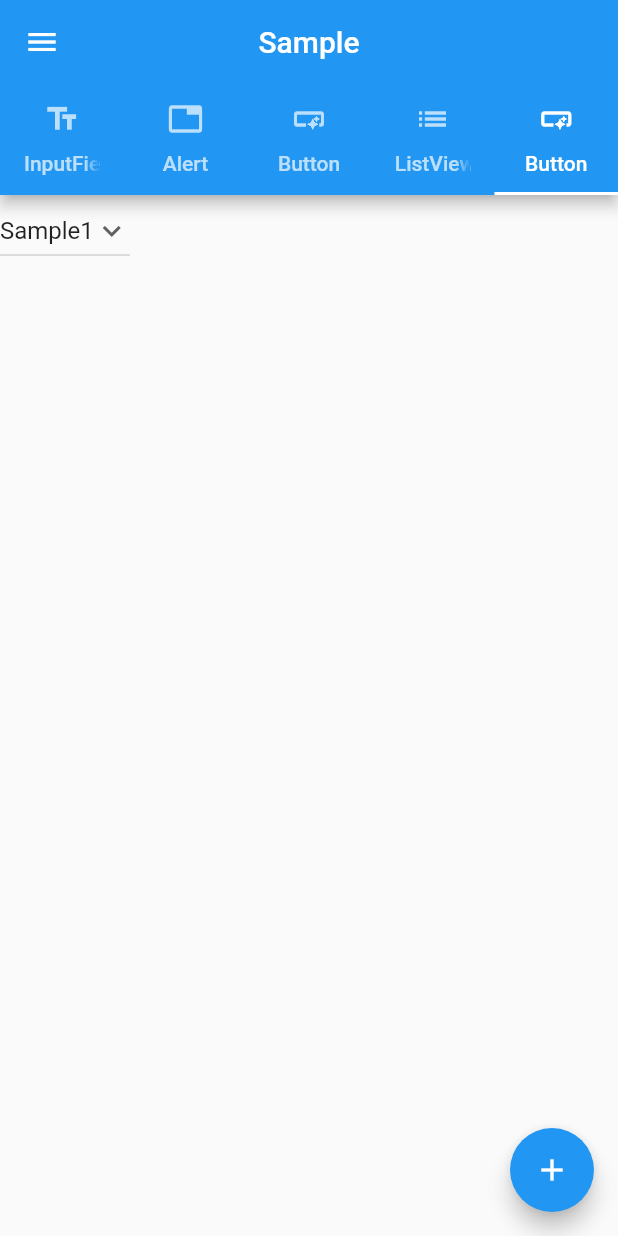
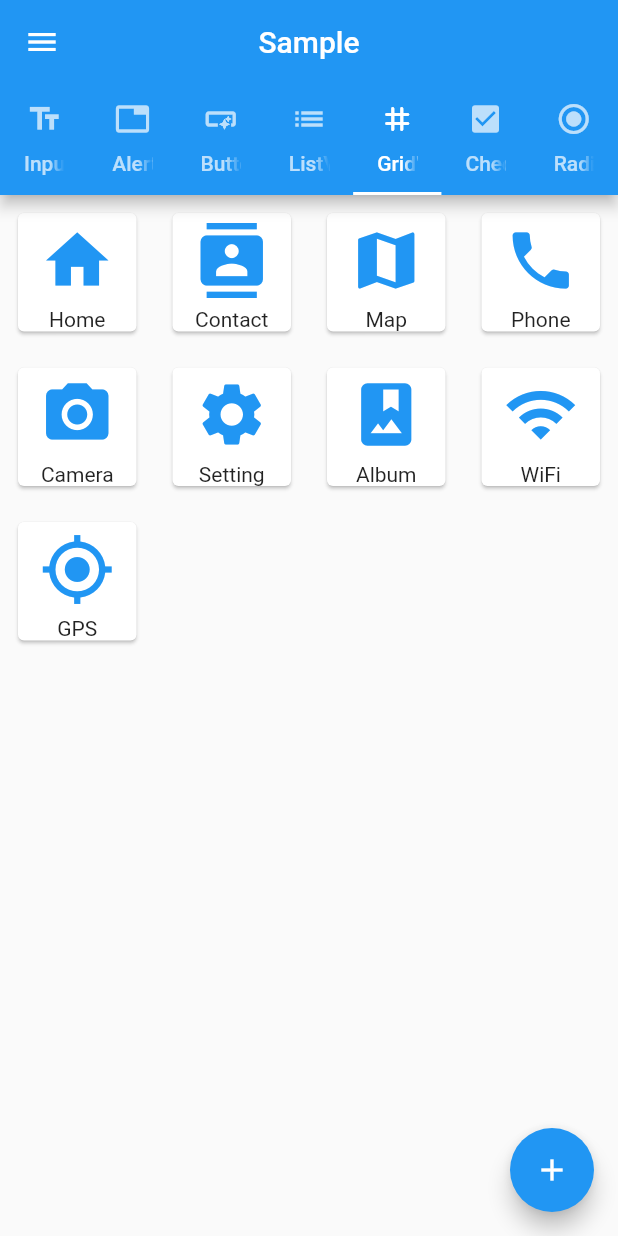
Before and after one commit to SVK5227D/Flutter_Try, a Flutter app: the screen it shows after launch, tab 5 chosen, on a phone screen of 412 x 824 dp. Run offline on Flutter 3.47's test engine with Material 2 defaults, Android fonts, the phone set to English and light mode, and no system bars; our stand-ins replace fluttertoast.

Commit message:
Add Some Changes

```diff
--- a/sample/lib/button.dart
+++ b/sample/lib/button.dart
@@ -1,8 +1,20 @@
 import 'package:flutter/material.dart';
+import 'package:fluttertoast/fluttertoast.dart';
 
-class ButtonPage extends StatelessWidget {
+// ignore_for_file: depend_on_referenced_packages
+
+// ignore_for_file: avoid_unnecessary_containers
+
+class ButtonPage extends StatefulWidget {
   const ButtonPage({super.key});
 
+  @override
+  State<ButtonPage> createState() => _ButtonPageState();
+}
+
+class _ButtonPageState extends State<ButtonPage> {
+  var listSelect = ['Sample1', 'Sample2', 'Sample3', 'Sample4'];
+  String? currentValue;
   @override
   Widget build(BuildContext context) {
     return MaterialApp(
@@ -27,8 +39,36 @@ class ButtonPage extends StatelessWidget {
             Container(
               padding: const EdgeInsets.only(left: 90, right: 90, top: 12),
               child: OutlinedButton(
-                onPressed: () {},
-                child: const Text('OutlinedButton'),
+                onPressed: () {
+                  Fluttertoast.showToast(
+                    msg: 'Sample popUp message',
+                    timeInSecForIosWeb: 0,
+                    gravity: ToastGravity.CENTER,
+                  );
+                },
+                child: const Text('Toast'),
+              ),
+            ),
+            Container(
+              padding: const EdgeInsets.only(left: 80, right: 80, top: 35),
+              child: DropdownButton(
+                hint: const Text(
+                  'Select',
+                  style: TextStyle(fontWeight: FontWeight.bold),
+                ),
+                icon: const Icon(Icons.keyboard_arrow_down),
+                items: listSelect.map((String element) {
+                  return DropdownMenuItem(
+                    value: element,
+                    child: Text(element),
+                  );
+                }).toList(),
+                onChanged: (String? userSelctValue) {
+                  setState(() {
+                    currentValue = userSelctValue!;
+                  });
+                },
+                value: currentValue,
               ),
             ),
             Image.asset('images/sample.jpeg')
--- a/sample/lib/main.dart
+++ b/sample/lib/main.dart
@@ -1,8 +1,10 @@
 import 'form.dart';
 import 'list.dart';
+import 'radio.dart';
 import 'fields.dart';
 import 'button.dart';
-import 'selectButton.dart';
+import 'checkBox.dart';
+import 'package:sample/tryGrid.dart';
 import 'package:flutter/material.dart';
 
 void main() => {runApp(const MyApp())};
@@ -13,13 +15,14 @@ class MyApp extends StatelessWidget {
   @override
   Widget build(BuildContext context) {
     return MaterialApp(
+      debugShowMaterialGrid: false,
       debugShowCheckedModeBanner: false,
       // home: AppBar(
       //   title: const Text('Sample'),
       // ),
 
       home: DefaultTabController(
-        length: 5,
+        length: 7,
         child: Scaffold(
           appBar: AppBar(
             centerTitle: true,
@@ -29,8 +32,11 @@ class MyApp extends StatelessWidget {
               Tab(icon: Icon(Icons.tab_outlined), text: "Alert"),
               Tab(icon: Icon(Icons.smart_button_outlined), text: "Button"),
               Tab(icon: Icon(Icons.list), text: "ListView"),
+              Tab(icon: Icon(Icons.grid_3x3_rounded), text: "GridView"),
+              Tab(icon: Icon(Icons.check_box), text: "CheckBox"),
+              Tab(icon: Icon(Icons.radio_button_checked), text: "RadioButton"),
               // Tab(icon: Icon(Icons.list_alt_sharp), text: "LongListView"),
-              Tab(icon: Icon(Icons.smart_button), text: "Button"),
+              // Tab(icon: Icon(Icons.smart_button), text: "Button"),
             ]),
           ),
           drawer: Drawer(
@@ -40,23 +46,16 @@ class MyApp extends StatelessWidget {
                   child: Text('Text1'),
                 ),
                 ListTile(
-                  title: Text('1'),
+                  leading: Icon(Icons.person),
+                  title: Text('Profile'),
                 ),
                 ListTile(
-                  title: Text("All Mail Inboxes"),
-                  leading: Icon(Icons.mail),
-                ),
-                Divider(
-                  height: 0.2,
+                  leading: Icon(Icons.chat_rounded),
+                  title: Text('Message'),
                 ),
                 ListTile(
-                  title: Text("Primary"),
-                ),
-                ListTile(
-                  title: Text("Social"),
-                ),
-                ListTile(
-                  title: Text("Promotions"),
+                  leading: Icon(Icons.settings),
+                  title: Text('Settings'),
                 ),
               ],
             ),
@@ -67,31 +66,15 @@ class MyApp extends StatelessWidget {
               FormWigets(),
               ButtonPage(),
               ListBulid(),
-              SelectButton(),
-              // LongListView(
-              //   sampleText: ['Sample Text1', 'Sample Text2'],
-              //   // sampleText: List<String>.generate(50, (i) => "Product List: $i"),
-              // ),
+              viewGridList(),
+              CheckBoxView(),
+              ButtonRadio()
             ],
           ),
           floatingActionButton: FloatingActionButton(
             onPressed: () {},
             child: const Icon(Icons.add),
           ),
-          // floatingActionButtonLocation: FloatingActionButtonLocation.centerFloat,
-          // bottomNavigationBar: BottomNavigationBar(
-          //   items: const [
-          //     BottomNavigationBarItem(
-          //       icon: Icon(Icons.home),
-          //     ),
-          //     BottomNavigationBarItem(
-          //       icon: Icon(Icons.search),
-          //     ),
-          //     BottomNavigationBarItem(
-          //       icon: Icon(Icons.account_circle),
-          //     ),
-          //   ],
-          // ),
         ),
       ),
     );
--- a/sample/lib/selectButton.dart
+++ /dev/null
@@ -1,40 +0,0 @@
-import 'package:flutter/material.dart';
-
-class SelectButton extends StatefulWidget {
-  const SelectButton({super.key});
-
-  @override
-  State<SelectButton> createState() => _SelectButtonState();
-}
-
-class _SelectButtonState extends State<SelectButton> {
-  var listSelect = ['Sample1', 'Sample2', 'Sample3', 'Sample4'];
-  var currentValue = 'Sample1';
-
-  @override
-  Widget build(BuildContext context) {
-    return Scaffold(
-      body: Container(
-        child: Column(
-          children: [
-            DropdownButton(
-              icon: const Icon(Icons.keyboard_arrow_down),
-              items: listSelect.map((String element) {
-                return DropdownMenuItem(
-                  value: element,
-                  child: Text(element),
-                );
-              }).toList(),
-              onChanged: (String? userSelctValue) {
-                setState(() {
-                  currentValue = userSelctValue!;
-                });
-              },
-              value: currentValue,
-            ),
-          ],
-        ),
-      ),
-    );
-  }
-}
--- /dev/null
+++ b/sample/lib/tryGrid.dart
@@ -0,0 +1,77 @@
+import 'button.dart';
+import 'package:flutter/material.dart';
+// ignore_for_file: prefer_const_constructors
+
+// ignore_for_file: camel_case_types
+// ignore_for_file: file_names
+
+class viewGridList extends StatelessWidget {
+  const viewGridList({super.key});
+
+  @override
+  Widget build(BuildContext context) {
+    return MaterialApp(
+      debugShowCheckedModeBanner: false,
+      home: Scaffold(
+        body: GridView.count(
+          crossAxisCount: 4,
+          children: List.generate(viewList.length, (index) {
+            // return Center(
+            //   child: IndualCard(choice: viewList[index]),
+            // );
+            return TextButton(
+              onPressed: () {
+                // ButtonPage();
+                Navigator.push(context,
+                    MaterialPageRoute(builder: (contex) => ButtonPage()));
+              },
+              child: Center(
+                child: IndualCard(choice: viewList[index]),
+              ),
+            );
+          }),
+        ),
+      ),
+    );
+  }
+}
+
+class ViewList {
+  ViewList({required this.title, required this.icon});
+  String title;
+  IconData icon;
+}
+
+List<ViewList> viewList = <ViewList>[
+  ViewList(title: 'Home', icon: Icons.home),
+  ViewList(title: 'Contact', icon: Icons.contacts),
+  ViewList(title: 'Map', icon: Icons.map),
+  ViewList(title: 'Phone', icon: Icons.phone),
+  ViewList(title: 'Camera', icon: Icons.camera_alt),
+  ViewList(title: 'Setting', icon: Icons.settings),
+  ViewList(title: 'Album', icon: Icons.photo_album),
+  ViewList(title: 'WiFi', icon: Icons.wifi),
+  ViewList(title: 'GPS', icon: Icons.gps_fixed),
+];
+
+class IndualCard extends StatelessWidget {
+  const IndualCard({required this.choice});
+  final ViewList choice;
+
+  @override
+  Widget build(BuildContext context) {
+    return Card(
+      child: Center(
+        child: Column(
+          mainAxisSize: MainAxisSize.min,
+          children: [
+            Expanded(
+              child: Icon(choice.icon, size: 50.0),
+            ),
+            Text(choice.title),
+          ],
+        ),
+      ),
+    );
+  }
+}
--- a/sample/pubspec.yaml
+++ b/sample/pubspec.yaml
@@ -46,6 +46,9 @@ dev_dependencies:
     # rules and activating additional ones.
     flutter_lints: ^2.0.0
 
+    # This file is used to show the popup msg to the user
+    fluttertoast: ^8.2.1
+
 # For information on the generic Dart part of this file, see the
 # following page: https://dart.dev/tools/pub/pubspec
 
```
Also changed, not shown: sample/lib/card.dart (+13 -4 lines), sample/lib/checkBox.dart (added, +43 -0 lines), sample/lib/fields.dart (+11 -5 lines), sample/lib/list.dart (+15 -15 lines), sample/lib/radio.dart (added, +58 -0 lines), sample/lib/test.dart (added), sample/pubspec.lock.
